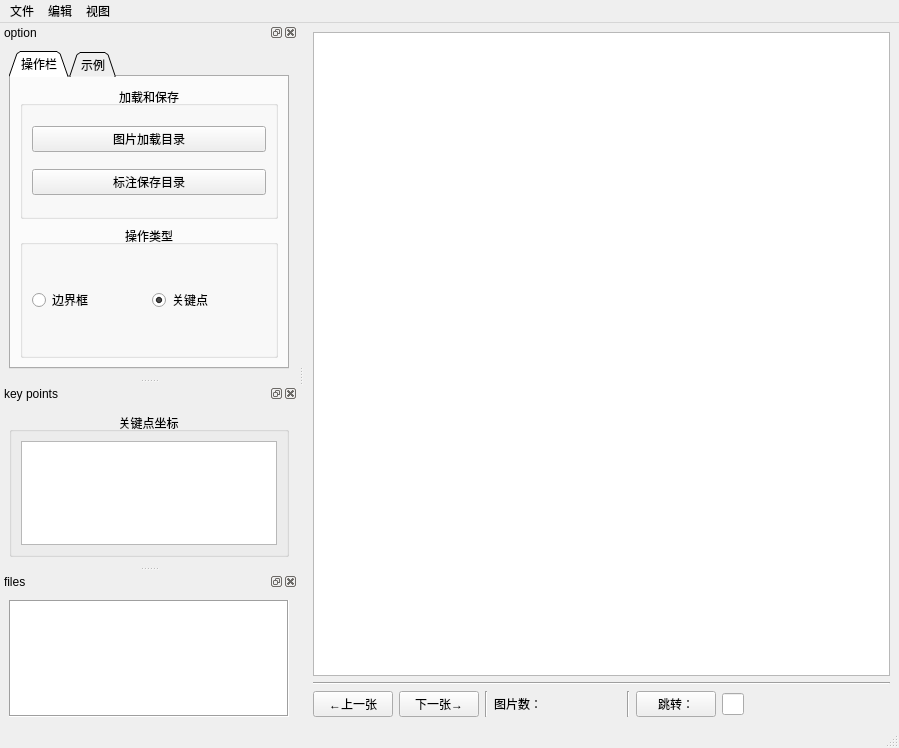
This is UI/labelKPs_file.ui in Runki2018/LabelKPs as Qt 5 draws it before an edit. The edited form follows.
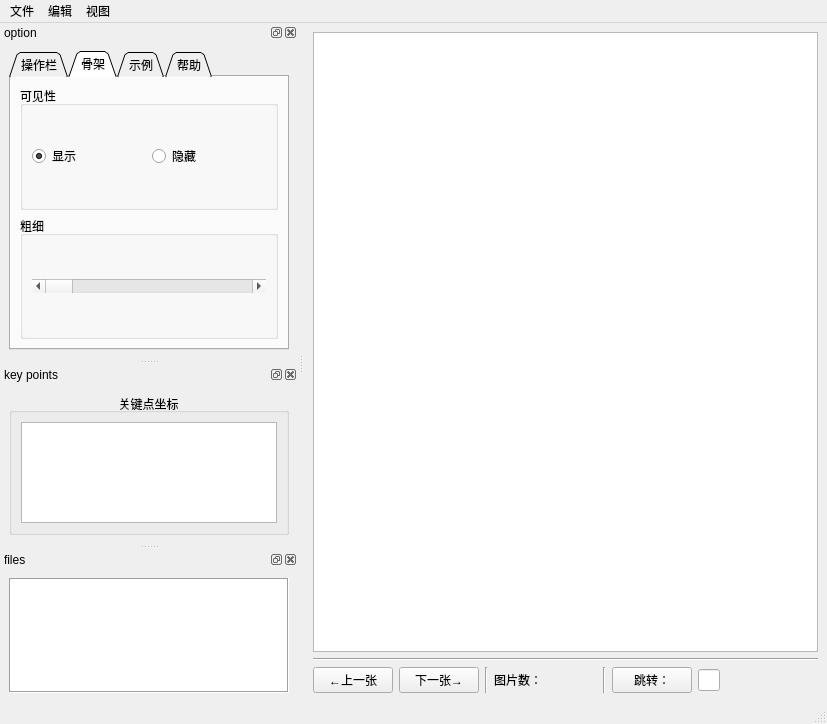
This is the edited form. The open tabs and pages were chosen to show the change. Icons and pictures are not drawn.

Commit message: 版本3：增加关键点骨架连线功能和将下一张自动保存修改为手动保存。

Patch:
```diff
--- a/UI/labelKPs_file.ui
+++ b/UI/labelKPs_file.ui
@@ -6,8 +6,8 @@
    <rect>
     <x>0</x>
     <y>0</y>
-    <width>899</width>
-    <height>748</height>
+    <width>827</width>
+    <height>724</height>
    </rect>
   </property>
   <property name="windowTitle">
@@ -123,7 +123,7 @@
     <rect>
      <x>0</x>
      <y>0</y>
-     <width>899</width>
+     <width>827</width>
      <height>26</height>
     </rect>
    </property>
@@ -134,6 +134,7 @@
     <addaction name="action_loadDir"/>
     <addaction name="separator"/>
     <addaction name="action_labelfile"/>
+    <addaction name="action_save"/>
    </widget>
    <widget class="QMenu" name="menu_2">
     <property name="title">
@@ -181,7 +182,7 @@
         <enum>QTabWidget::Triangular</enum>
        </property>
        <property name="currentIndex">
-        <number>1</number>
+        <number>0</number>
        </property>
        <property name="elideMode">
         <enum>Qt::ElideNone</enum>
@@ -231,10 +232,17 @@
               </property>
              </widget>
             </item>
+            <item>
+             <widget class="QPushButton" name="jsonButton">
+              <property name="text">
+               <string>选择标注文件</string>
+              </property>
+             </widget>
+            </item>
             <item>
              <widget class="QPushButton" name="saveButton">
               <property name="text">
-               <string>标注保存目录</string>
+               <string>保存标注文件</string>
               </property>
              </widget>
             </item>
@@ -284,11 +292,60 @@
          </item>
         </layout>
        </widget>
+       <widget class="QWidget" name="tab_3">
+        <attribute name="title">
+         <string>骨架</string>
+        </attribute>
+        <layout class="QVBoxLayout" name="verticalLayout_7">
+         <item>
+          <widget class="QGroupBox" name="groupBox">
+           <property name="title">
+            <string>可见性</string>
+           </property>
+           <layout class="QHBoxLayout" name="horizontalLayout_5">
+            <item>
+             <widget class="QRadioButton" name="radioButton_show">
+              <property name="text">
+               <string>显示</string>
+              </property>
+              <property name="checked">
+               <bool>true</bool>
+              </property>
+             </widget>
+            </item>
+            <item>
+             <widget class="QRadioButton" name="radioButton_hide">
+              <property name="text">
+               <string>隐藏</string>
+              </property>
+             </widget>
+            </item>
+           </layout>
+          </widget>
+         </item>
+         <item>
+          <widget class="QGroupBox" name="groupBox_2">
+           <property name="title">
+            <string>粗细</string>
+           </property>
+           <layout class="QVBoxLayout" name="verticalLayout_11">
+            <item>
+             <widget class="QScrollBar" name="horizontalScrollBar">
+              <property name="orientation">
+               <enum>Qt::Horizontal</enum>
+              </property>
+             </widget>
+            </item>
+           </layout>
+          </widget>
+         </item>
+        </layout>
+       </widget>
        <widget class="QWidget" name="tab_2">
         <attribute name="title">
          <string>示例</string>
         </attribute>
-        <layout class="QVBoxLayout" name="verticalLayout" stretch="1,2,5,3">
+        <layout class="QVBoxLayout" name="verticalLayout" stretch="1,0,3">
          <item>
           <spacer name="verticalSpacer_2">
            <property name="orientation">
@@ -302,19 +359,6 @@
            </property>
           </spacer>
          </item>
-         <item>
-          <widget class="QLabel" name="label_caption">
-           <property name="frameShape">
-            <enum>QFrame::NoFrame</enum>
-           </property>
-           <property name="text">
-            <string>TextLabel</string>
-           </property>
-           <property name="scaledContents">
-            <bool>true</bool>
-           </property>
-          </widget>
-         </item>
          <item>
           <widget class="QLabel" name="label_picture">
            <property name="minimumSize">
@@ -355,6 +399,26 @@
          </item>
         </layout>
        </widget>
+       <widget class="QWidget" name="tab">
+        <attribute name="title">
+         <string>帮助</string>
+        </attribute>
+        <layout class="QVBoxLayout" name="verticalLayout_12">
+         <item>
+          <widget class="QLabel" name="label_caption">
+           <property name="frameShape">
+            <enum>QFrame::NoFrame</enum>
+           </property>
+           <property name="text">
+            <string>TextLabel</string>
+           </property>
+           <property name="scaledContents">
+            <bool>true</bool>
+           </property>
+          </widget>
+         </item>
+        </layout>
+       </widget>
       </widget>
      </item>
     </layout>
@@ -428,7 +492,7 @@
     <string>选择标注文件</string>
    </property>
    <property name="shortcut">
-    <string>Ctrl+S</string>
+    <string>Ctrl+J</string>
    </property>
   </action>
   <action name="action_drawpoint">
@@ -528,6 +592,14 @@
     <string>Ctrl+3</string>
    </property>
   </action>
+  <action name="action_save">
+   <property name="text">
+    <string>保存标注文件</string>
+   </property>
+   <property name="shortcut">
+    <string>Ctrl+S</string>
+   </property>
+  </action>
  </widget>
  <resources/>
  <connections>
```
Left out of the diff: 18 changed lines with no effect on the pictures. The commit also changes 4 other files.
